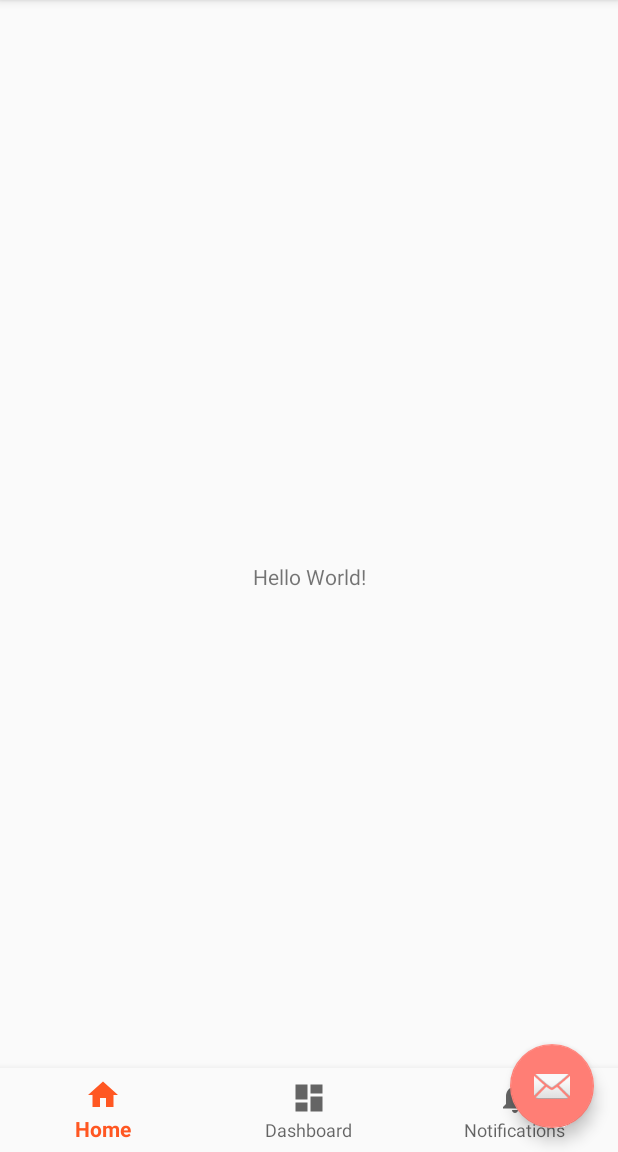
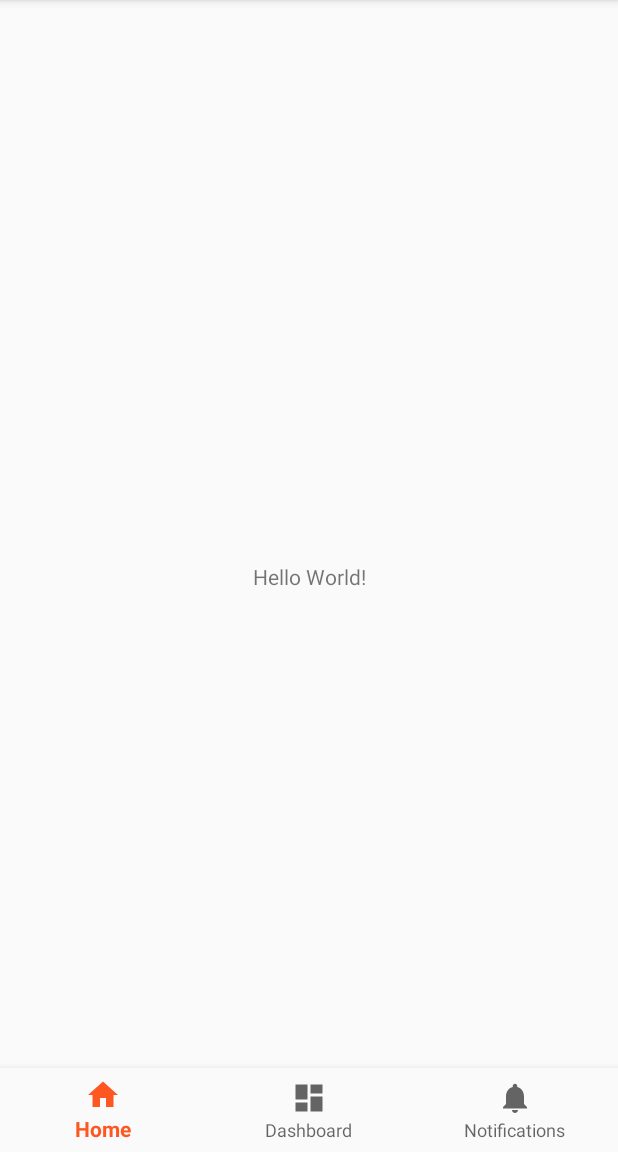
Before and after one commit to pedrovt/ihc-yacm, an Android app: the screen it shows after launch (MainActivity), on a phone screen of 412 x 824 dp, the part 84-1236 px from its top. Run offline under Robolectric (Android 15) with nearby library versions, the phone set to English and light mode, and no system bars.

Commit message:
Removed Fab

```diff
--- a/app/src/main/java/com/ihc/yacm/MainActivity.java
+++ b/app/src/main/java/com/ihc/yacm/MainActivity.java
@@ -31,14 +31,14 @@ public class MainActivity extends AppCompatActivity
         Toolbar toolbar = (Toolbar) findViewById(R.id.toolbar);
         setSupportActionBar(toolbar);
 
-        FloatingActionButton fab = (FloatingActionButton) findViewById(R.id.fab);
+/*        FloatingActionButton fab = (FloatingActionButton) findViewById(R.id.fab);
         fab.setOnClickListener(new View.OnClickListener() {
             @Override
             public void onClick(View view) {
                 Snackbar.make(view, "Replace with your own action", Snackbar.LENGTH_LONG)
                         .setAction("Action", null).show();
             }
-        });
+        });*/
 
         DrawerLayout drawer = (DrawerLayout) findViewById(R.id.drawer_layout);
         ActionBarDrawerToggle toggle = new ActionBarDrawerToggle(
--- a/app/src/main/res/layout/app_bar_main.xml
+++ b/app/src/main/res/layout/app_bar_main.xml
@@ -22,12 +22,12 @@
 
     <include layout="@layout/content_main" />
 
-    <com.google.android.material.floatingactionbutton.FloatingActionButton
+<!--    <com.google.android.material.floatingactionbutton.FloatingActionButton
         android:id="@+id/fab"
         android:layout_width="wrap_content"
         android:layout_height="wrap_content"
         android:layout_gravity="bottom|end"
         android:layout_margin="@dimen/fab_margin"
-        app:srcCompat="@android:drawable/ic_dialog_email" />
+        app:srcCompat="@android:drawable/ic_dialog_email" />-->
 
 </androidx.coordinatorlayout.widget.CoordinatorLayout>
```
